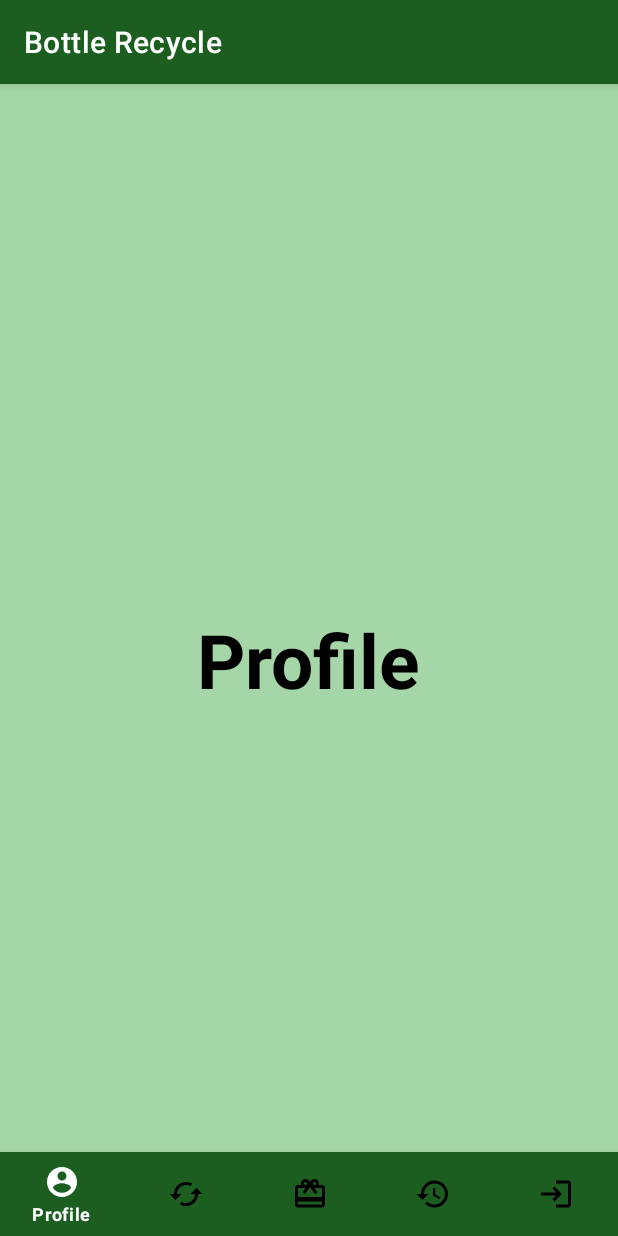
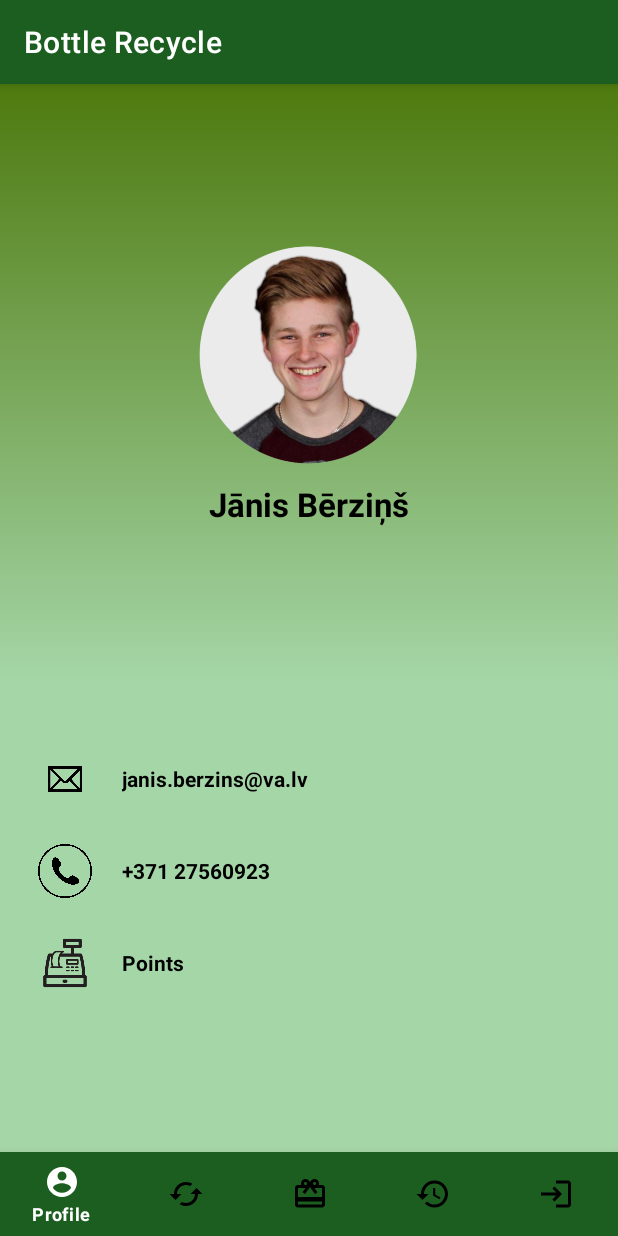
Before and after one commit to Nixss18/mobile-Kursa-darbs, an Android app: the screen it shows after launch (MainActivity), on a phone screen of 412 x 824 dp. Run offline under Robolectric (Android 15) with nearby library versions, the phone set to English and light mode, and no system bars.

Commit message:
Made user profile layout

```diff
--- /dev/null
+++ b/app/src/main/res/drawable/gradient.xml
@@ -0,0 +1,7 @@
+<?xml version="1.0" encoding="utf-8"?>
+<shape xmlns:android="http://schemas.android.com/apk/res/android">
+    <gradient android:angle="70"
+        android:startColor="@color/darker_green"
+        android:endColor="@color/green_light"
+        />
+</shape>
--- a/app/src/main/res/layout/activity_main.xml
+++ b/app/src/main/res/layout/activity_main.xml
@@ -1,19 +1,104 @@
 <?xml version="1.0" encoding="utf-8"?>
-<RelativeLayout xmlns:android="http://schemas.android.com/apk/res/android"
+<LinearLayout xmlns:android="http://schemas.android.com/apk/res/android"
     xmlns:app="http://schemas.android.com/apk/res-auto"
     xmlns:tools="http://schemas.android.com/tools"
     android:layout_width="match_parent"
     android:layout_height="match_parent"
-    tools:context=".MainActivity">
+    tools:context=".MainActivity"
+    android:orientation="vertical">
 
-    <TextView
-        android:layout_width="wrap_content"
+    <RelativeLayout
+        android:layout_width="match_parent"
+        android:layout_height="400dp">
+        <LinearLayout
+            android:background="@drawable/gradient"
+            android:layout_width="match_parent"
+            android:layout_height="400dp"
+            android:orientation="vertical">
+            <ImageView
+                android:layout_marginTop="105dp"
+                android:layout_gravity="center_horizontal"
+                android:layout_width="150dp"
+                android:layout_height="150dp"
+                android:src="@drawable/profile_picture"/>
+            <TextView
+                android:layout_marginTop="10dp"
+                android:layout_gravity="center_horizontal"
+                android:layout_width="wrap_content"
+                android:layout_height="wrap_content"
+                android:text="@string/humanName"
+                android:textColor="@color/black"
+                android:textStyle="bold"
+                android:textSize="22sp"/>
+        </LinearLayout>
+
+    </RelativeLayout>
+    <LinearLayout
+        android:layout_width="match_parent"
         android:layout_height="wrap_content"
-        android:layout_centerInParent="true"
-        android:text="@string/name_profile"
-        android:textSize="50sp"
-        android:textStyle="bold" />
-
+        android:orientation="vertical"
+        android:layout_gravity="center"
+        android:layout_marginTop="45dp">
+        <LinearLayout
+            android:orientation="horizontal"
+            android:paddingLeft="25dp"
+            android:layout_width="match_parent"
+            android:layout_height="wrap_content">
+            <ImageView
+                android:layout_width="36dp"
+                android:layout_height="36dp"
+                android:src="@drawable/mail"/>
+            <TextView
+                android:textStyle="bold"
+                android:layout_gravity="center_vertical"
+                android:layout_width="wrap_content"
+                android:layout_height="wrap_content"
+                android:paddingLeft="20dp"
+                android:text="@string/email"/>
+        </LinearLayout>
+        <LinearLayout
+            android:layout_marginTop="25dp"
+            android:orientation="horizontal"
+            android:paddingLeft="25dp"
+            android:layout_width="match_parent"
+            android:layout_height="wrap_content">
+            <ImageView
+                android:layout_width="36dp"
+                android:layout_height="36dp"
+                android:src="@drawable/phone"/>
+            <TextView
+                android:textStyle="bold"
+                android:layout_gravity="center_vertical"
+                android:layout_width="wrap_content"
+                android:layout_height="wrap_content"
+                android:paddingLeft="20dp"
+                android:text="@string/phone_number"/>
+        </LinearLayout>
+        <LinearLayout
+            android:layout_marginTop="25dp"
+            android:orientation="horizontal"
+            android:paddingLeft="25dp"
+            android:layout_width="match_parent"
+            android:layout_height="wrap_content">
+            <ImageView
+                android:layout_width="36dp"
+                android:layout_height="36dp"
+                android:src="@drawable/points"/>
+            <TextView
+                android:textStyle="bold"
+                android:layout_gravity="center_vertical"
+                android:layout_width="wrap_content"
+                android:layout_height="wrap_content"
+                android:paddingLeft="20dp"
+                android:text="@string/points"/>
+        </LinearLayout>
+    </LinearLayout>
+    <RelativeLayout
+        xmlns:android="http://schemas.android.com/apk/res/android"
+        xmlns:app="http://schemas.android.com/apk/res-auto"
+        xmlns:tools="http://schemas.android.com/tools"
+        android:layout_width="match_parent"
+        android:layout_height="match_parent">
     <com.google.android.material.bottomnavigation.BottomNavigationView
         android:id="@+id/bottom_navigation"
         android:layout_width="match_parent"
@@ -23,6 +108,7 @@
         app:itemIconTint="@drawable/selector"
         app:itemTextColor="@drawable/selector"
         app:menu="@menu/menu_navigation" />
+    </RelativeLayout>
 
 
-</RelativeLayout>
+</LinearLayout>
--- a/app/src/main/res/values/strings.xml
+++ b/app/src/main/res/values/strings.xml
@@ -5,4 +5,9 @@
     <string name="name_recycle">Recycle</string>
     <string name="name_gift_shop">Gifts</string>
     <string name="name_history">History</string>
+    <string name="humanName">Jānis Bērziņš</string>
+    <string name="email">janis.berzins@va.lv</string>
+    <string name="phone_number">+371 27560923</string>
+    <string name="points">Points</string>
+
 </resources>
```
Also changed, not shown: app/src/main/res/drawable/mail.png (added), app/src/main/res/drawable/phone.jpg (added), app/src/main/res/drawable/points.png (added), app/src/main/res/drawable/profile_picture.png (added).
